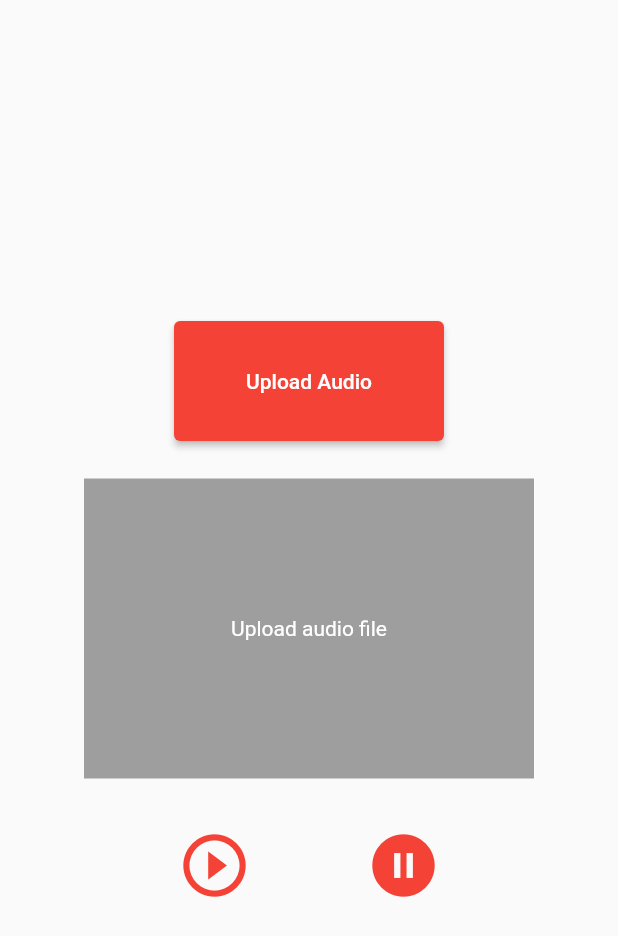
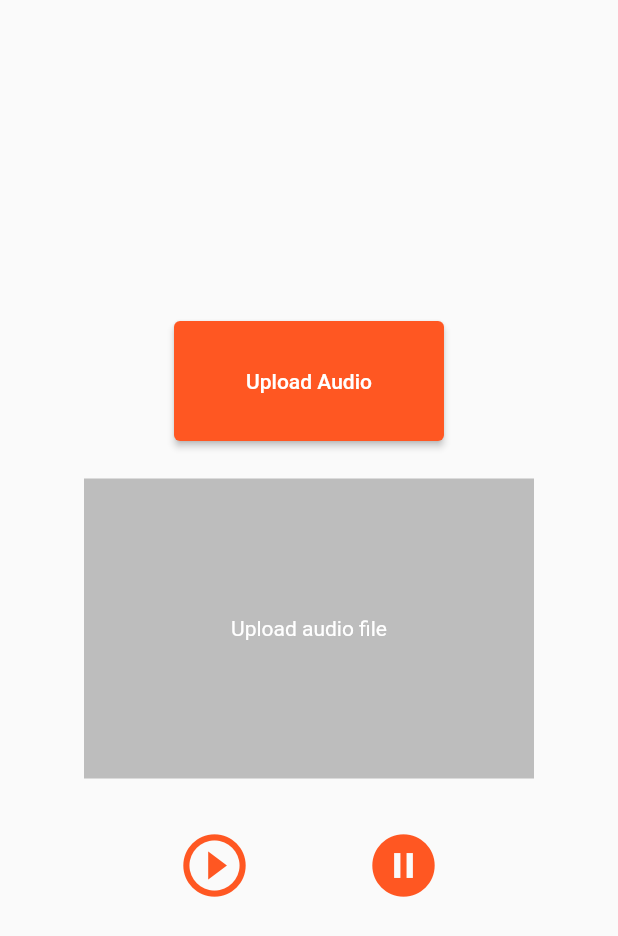
Before and after one commit to masus04/flutter-audiplayers-error, a Flutter app: the screen it shows after launch, on a phone screen of 412 x 824 dp. Shown: the top 936 px of the screen. Run offline on Flutter 3.47's test engine with Material 2 defaults, Android fonts, the phone set to English and light mode, and no system bars; our stand-ins replace audioplayers, file_picker.

Commit message:
Improved colors & documentation

```diff
--- a/frontend/lib/audio_error_view.dart
+++ b/frontend/lib/audio_error_view.dart
@@ -51,7 +51,7 @@ class _AudioErrorViewState extends State<AudioErrorView> {
             Container(
               height: 200,
               width: 300,
-              color: Colors.grey,
+              color: latestFileName == null ? Colors.grey.shade400 : Theme.of(context).secondaryHeaderColor,
               child: Center(
                 child: latestFileName != null
                     ? Text(
@@ -68,9 +68,10 @@ class _AudioErrorViewState extends State<AudioErrorView> {
                 Tooltip(
                   message: "Resume Audio",
                   child: IconButton(
-                    color: Colors.red,
+                    color: Theme.of(context).primaryColor,
                     iconSize: 50,
                     onPressed: () {
+                      // audioPlayer.setSourceUrl("$audioURL/$latestFileName");  // This does not solve the issue
                       audioPlayer.resume();
 
                       setState(() {
@@ -84,10 +85,12 @@ class _AudioErrorViewState extends State<AudioErrorView> {
                 Tooltip(
                   message: "Pause Audio",
                   child: IconButton(
-                    color: Colors.red,
+                    color: Theme.of(context).primaryColor,
                     iconSize: 50,
                     onPressed: () {
+                      // Both pause & stop result in the same issue
                       audioPlayer.pause();
+                      // audioPlayer.stop();
                       setState(() {
                         audioPlayer = audioPlayer;
                       });
@@ -120,6 +123,7 @@ class _AudioErrorViewState extends State<AudioErrorView> {
     audioPlayer.setSourceUrl("$audioURL/${file.name}");
 
     setState(() {
+      audioPlayer = audioPlayer;
       latestFileName = file.name;
     });
 
--- a/frontend/lib/main.dart
+++ b/frontend/lib/main.dart
@@ -15,7 +15,8 @@ class MyApp extends StatelessWidget {
     return MaterialApp(
       title: 'Flutter Demo',
       theme: ThemeData(
-        primarySwatch: Colors.red,
+        primarySwatch: Colors.deepOrange,
+          secondaryHeaderColor: Colors.blueGrey.shade500,
       ),
       home: const AudioErrorView(),
     );
```
Also changed, not shown: 1 other file.
